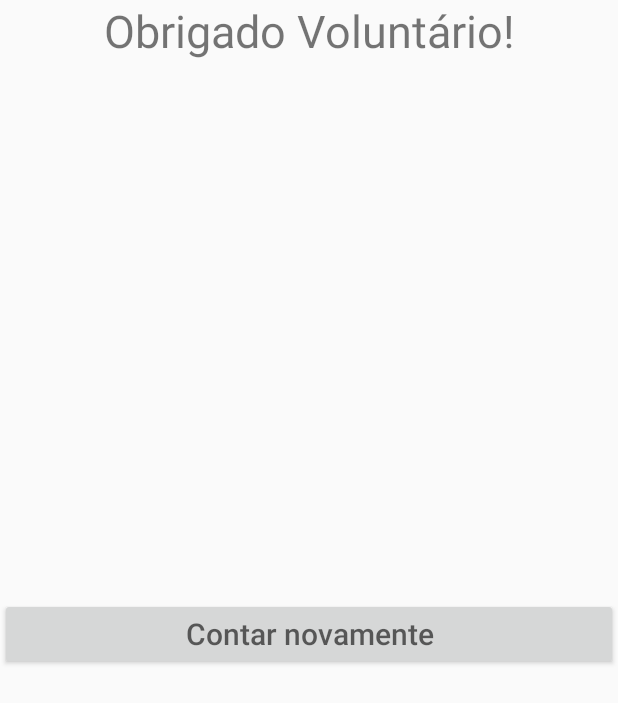
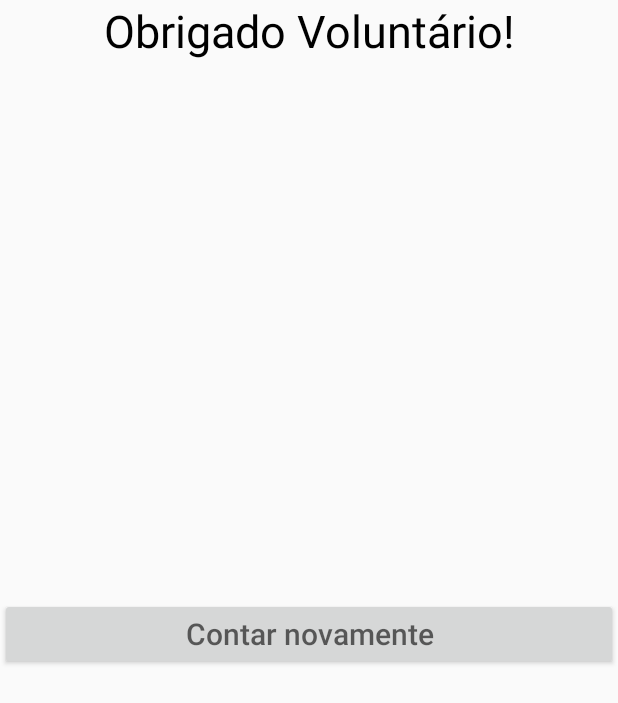
Before and after one commit to brunoleomont/contador, an Android app: the ConfirmacaoActivity screen opened directly, with no data from a screen before it, on a phone screen of 412 x 824 dp. Shown: the top 703 px of the screen. Run offline under Robolectric (Android 15) with nearby library versions, the phone set to English and light mode, and no system bars.

Commit message:
Versao final

```diff
--- a/app/src/main/res/layout/activity_confirmacao.xml
+++ b/app/src/main/res/layout/activity_confirmacao.xml
@@ -27,7 +27,8 @@
         android:textSize="30sp"
         android:layout_width="match_parent"
         android:layout_height="wrap_content"
-        android:textAlignment="center"/>
+        android:textAlignment="center"
+        android:textColor="@android:color/black" />
 
     <TextView
         android:text=""
@@ -36,7 +37,8 @@
         android:layout_width="match_parent"
         android:layout_height="wrap_content"
         android:layout_marginTop="20dp"
-        android:id="@+id/txt_evento_conf"/>
+        android:id="@+id/txt_evento_conf"
+        android:textColor="@android:color/black"/>
 
     <TextView
         android:text=""
@@ -45,7 +47,8 @@
         android:layout_width="match_parent"
         android:layout_height="wrap_content"
         android:layout_marginTop="30dp"
-        android:id="@+id/txt_local_conf"/>
+        android:id="@+id/txt_local_conf"
+        android:textColor="@android:color/black"/>
 
     <TextView
         android:textSize="30sp"
@@ -55,7 +58,8 @@
         android:inputType="date"
         android:ems="10"
         android:layout_marginTop="40dp"
-        android:id="@+id/txt_data_conf" />
+        android:id="@+id/txt_data_conf"
+        android:textColor="@android:color/black"/>
 
     <TextView
         android:text="0"
@@ -64,7 +68,8 @@
         android:id="@+id/txtView_contagem"
         android:textAlignment="center"
         android:textSize="30sp"
-        android:layout_marginTop="50dp"/>
+        android:layout_marginTop="50dp"
+        android:textColor="@android:color/black"/>
 
     <Button
         android:hint="@string/btn_contar_novamente"
@@ -72,7 +77,8 @@
         android:layout_height="wrap_content"
         android:id="@+id/btn_contar_novamente"
         android:textSize="20sp"
-        android:layout_marginTop="55dp"/>
+        android:layout_marginTop="55dp"
+        android:textColor="@android:color/black"/>
 
             </LinearLayout>
     </ScrollView>
--- a/app/src/main/res/layout/activity_enviar.xml
+++ b/app/src/main/res/layout/activity_enviar.xml
@@ -57,7 +57,8 @@
         android:layout_height="wrap_content"
         android:id="@+id/btn_enviar"
         android:textSize="20sp"
-        android:layout_marginTop="50dp"/>
+        android:layout_marginTop="50dp"
+        android:textColor="@android:color/black" />
             </LinearLayout>
     </ScrollView>
 </LinearLayout>
```
Also changed, not shown: app/src/main/res/layout/activity_contagem.xml (+6 -3 lines).
